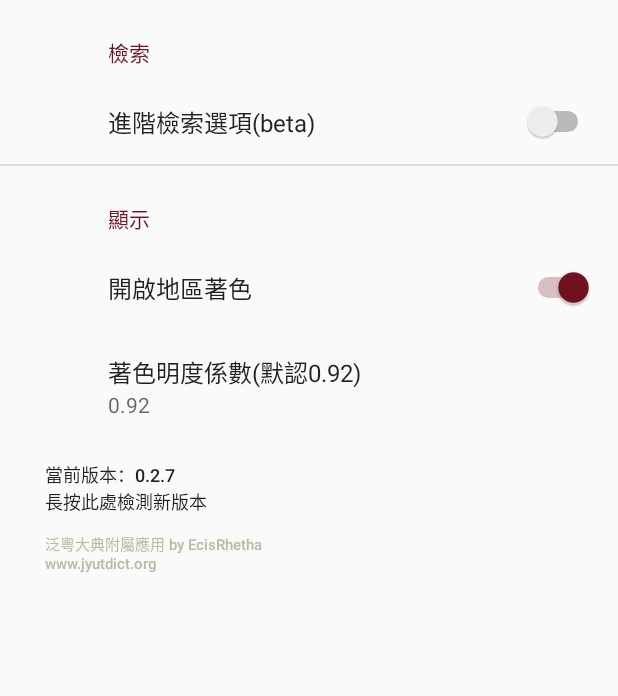
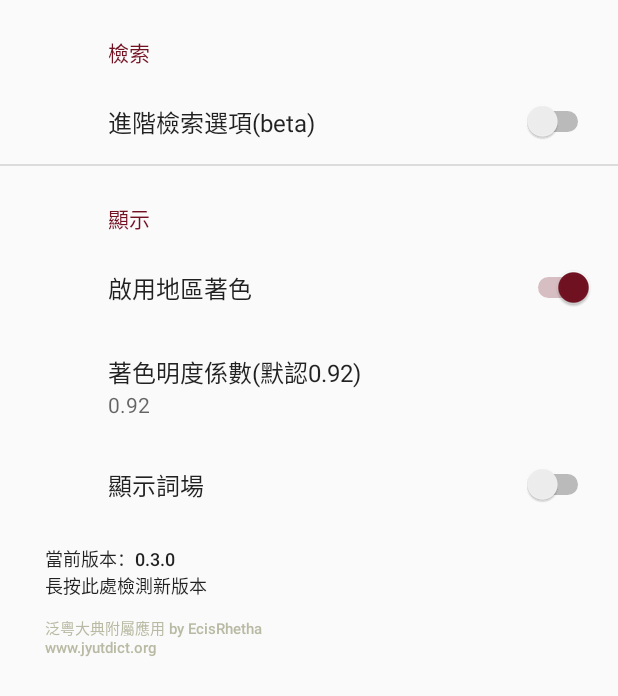
Before and after one commit to JyutdictEB/Jyutdict-Android, an Android app: the screen it shows after launch (SettingsActivity), after a tap on "選項", on a phone screen of 412 x 824 dp. Shown: the top 696 px of the screen. Run offline under Robolectric (Android 15) with nearby library versions, the phone set to English and light mode, and no system bars; our stand-ins replace androidx.preference; libraries missing offline, so code that uses them is left out: com.github.zackratos.ultimatebar; 1 statement that could not run was skipped.

Commit message:
v0.3.0/210113

```diff
--- a/app/src/main/java/cc/ecisr/jyutdict/MainActivity.java
+++ b/app/src/main/java/cc/ecisr/jyutdict/MainActivity.java
@@ -114,7 +114,7 @@ public class MainActivity extends AppCompatActivity {
 		locationsAdapter = new ArrayAdapter<>(this, R.layout.spinner_drop_down_item);
 		spinnerQueryLocation.setAdapter(locationsAdapter);
 		locationsAdapter.add("字/音");
-		locationsAdapter.add("俗字");
+		//locationsAdapter.add("俗字");
 	}
 
 	@SuppressLint("HandlerLeak")
@@ -265,17 +265,13 @@ public class MainActivity extends AppCompatActivity {
 	@Override
 	public boolean onOptionsItemSelected(@NonNull MenuItem item) {
 		Intent intent;
-		switch (item.getItemId()) {
-			case R.id.menu_setting:
-				intent = new Intent(MainActivity.this, SettingsActivity.class);
-				startActivityForResult(intent, REQUESTING_SETTING);
-				break;
-			case R.id.menu_info:
-				intent = new Intent(MainActivity.this, InfoActivity.class);
-				startActivity(intent);
-				break;
-			default:
-				break;
+		int itemId = item.getItemId();
+		if (itemId == R.id.menu_setting) {
+			intent = new Intent(MainActivity.this, SettingsActivity.class);
+			startActivityForResult(intent, REQUESTING_SETTING);
+		} else if (itemId == R.id.menu_info) {
+			intent = new Intent(MainActivity.this, InfoActivity.class);
+			startActivity(intent);
 		}
 		return super.onOptionsItemSelected(item);
 	}
@@ -286,7 +282,6 @@ public class MainActivity extends AppCompatActivity {
 	 */
 	@Override
 	protected void onDestroy() {
-		// 儲存當前設置
 		SharedPreferences.Editor editor = sp.edit();
 		editor.putBoolean("switch_1_is_checked", switchQueryOpts1.isChecked());
 		editor.putBoolean("switch_2_is_checked", switchQueryOpts2.isChecked());
@@ -364,16 +359,12 @@ public class MainActivity extends AppCompatActivity {
 				url.append("&b");
 			}
 			int selectedColumn = spinnerQueryLocation.getSelectedItemPosition();
-			switch (selectedColumn) {
-				case 0:
-					break;
-				case 1:
-					url.append("&col=").append(HeaderInfo.COLUMN_NAME_CONVENTIONAL);
-					break;
-				default:
-					String col = HeaderInfo.getCityNameByNumber(selectedColumn-2);
-					url.append("&col=").append(col);
+
+			if (selectedColumn != 0) {
+				String col = HeaderInfo.getCityNameByNumber(selectedColumn - 1);
+				url.append("&col=").append(col);
 			}
+
 			if (switchQueryOpts3.isChecked()) {
 				url.append("&regex");
 			}
--- a/app/src/main/java/cc/ecisr/jyutdict/SettingsActivity.java
+++ b/app/src/main/java/cc/ecisr/jyutdict/SettingsActivity.java
@@ -120,18 +120,20 @@ public class SettingsActivity extends AppCompatActivity {
 	public static class SettingsFragment extends PreferenceFragmentCompat {
 		SwitchPreference switchAdvancedSearch;
 		SwitchPreference switchAreaColoring;
+		SwitchPreference switchPhraseMeaningDomain;
 		EditTextPreference editAreaColoringDarkenRatio;
 		@Override
 		public void onCreatePreferences(Bundle savedInstanceState, String rootKey) {
 			setPreferencesFromResource(R.xml.root_preferences, rootKey);
 			switchAdvancedSearch = findPreference("advanced_search");
 			switchAreaColoring = findPreference("area_coloring");
+			switchPhraseMeaningDomain = findPreference("phrase_meaning_domain");
 			editAreaColoringDarkenRatio = findPreference("area_coloring_darken_ratio");
 
 			if (editAreaColoringDarkenRatio != null) {
-				editAreaColoringDarkenRatio.setOnBindEditTextListener(editText -> {
-					editText.setInputType(InputType.TYPE_CLASS_NUMBER|InputType.TYPE_NUMBER_FLAG_DECIMAL);
-				});
+				editAreaColoringDarkenRatio.setOnBindEditTextListener(editText ->
+						editText.setInputType(InputType.TYPE_CLASS_NUMBER|InputType.TYPE_NUMBER_FLAG_DECIMAL)
+				);
 			}
 		}
 
@@ -139,6 +141,7 @@ public class SettingsActivity extends AppCompatActivity {
 			int settings = 0;
 			editor.putBoolean("advanced_search", switchAdvancedSearch.isChecked());
 			editor.putBoolean("area_coloring", switchAreaColoring.isChecked());
+			editor.putBoolean("phrase_meaning_domain", switchPhraseMeaningDomain.isChecked());
 			editor.putFloat("area_coloring_darken_ratio", Float.parseFloat(editAreaColoringDarkenRatio.getText()));
 			editor.apply();
 			settings |= switchAdvancedSearch.isChecked() ? 1<<0 : 0;
--- a/app/src/main/java/cc/ecisr/jyutdict/utils/StringUtil.java
+++ b/app/src/main/java/cc/ecisr/jyutdict/utils/StringUtil.java
@@ -22,7 +22,7 @@ public class StringUtil {
 	 * 支持擴展B區及以後的漢字
 	 * 允許以多個漢字作輸入
 	 * @param gbString 包含一個或多個字符的字符串
-	 * @return 以"uXXXX"或"uXXXXX"爲格式的統一碼字符串，X是0~F的十六進制數碼，字母使用大寫，各碼位之間用空格分隔
+	 * @return 以"U+XXXX"或"U+XXXXX"爲格式的統一碼字符串，X是0~F的十六進制數碼，字母使用大寫，各碼位之間用空格分隔
 	 */
 	public static String charaToUnicode(final String gbString) {
 		char[] utfBytes = gbString.toCharArray();
@@ -40,7 +40,7 @@ public class StringUtil {
 				}
 			}
 			if (i!=0) unicodeBytes.append(" ");
-			unicodeBytes.append("u").append(hexB.toUpperCase());
+			unicodeBytes.append("U+").append(hexB.toUpperCase());
 		}
 		return unicodeBytes.toString();
 	}
--- a/app/src/main/res/values/strings.xml
+++ b/app/src/main/res/values/strings.xml
@@ -2,8 +2,8 @@
     <string name="app_name">泛粵典</string>
     <string name="app_version">當前版本：%1$d.%2$d.%3$d\n長按此處檢測新版本</string>
     <string name="app_version_0">0</string>
-    <string name="app_version_1">2</string>
-    <string name="app_version_2">7</string>
+    <string name="app_version_1">3</string>
+    <string name="app_version_2">0</string>
     <string name="app_about">泛粵大典附屬應用 by EcisRhetha\nwww.jyutdict.org</string>
 
     <!-- MainActivity -->
@@ -19,6 +19,7 @@
     <string name="search_common_sheet">通用字表</string>
     <string name="search_jyut_sheet">泛粵字表</string>
     <string name="search_reversal">反查釋義</string>
+    <string name="search_enable_regex">使用正則</string>
     <!-- EntryMenu -->
     <string name="entry_menu_copy_chara">複製：%1$s</string>
     <string name="entry_menu_search_common">在通用字表檢索：%1$s</string>
@@ -36,9 +37,9 @@
     <string name="search_header">檢索</string>
     <string name="search_title_advanced_options">進階檢索選項(beta)</string>
     <string name="display_header">顯示</string>
-    <string name="display_title_area_coloring">開啟地區著色</string>
+    <string name="display_title_area_coloring">啟用地區著色</string>
     <string name="display_title_area_coloring_ratio">著色明度係數(默認0.92)</string>
-    <string name="search_enable_regex">使用正則</string>
+    <string name="display_title_phrase_meaning_domain">顯示詞場</string>
 
 
 </resources>
--- a/app/src/main/res/xml/root_preferences.xml
+++ b/app/src/main/res/xml/root_preferences.xml
@@ -46,5 +46,9 @@
 <!--            app:summaryOn="@string/attachment_summary_on"-->
 <!--            app:title="@string/attachment_title" />-->
 
+        <SwitchPreference
+            app:key="phrase_meaning_domain"
+            app:title="@string/display_title_phrase_meaning_domain"
+            app:defaultValue="false"/>
     </PreferenceCategory>
 </PreferenceScreen>
```
Also changed, not shown: app/build.gradle (+9 -9 lines), app/src/main/java/cc/ecisr/jyutdict/ResultFragment.java (+6 -3 lines), app/src/main/java/cc/ecisr/jyutdict/struct/Character.java (+51 -25 lines), app/src/main/java/cc/ecisr/jyutdict/struct/EntrySetting.java (+13 -5 lines), app/src/main/java/cc/ecisr/jyutdict/struct/HeaderInfo.java (+10 -0 lines), 1 other file.
